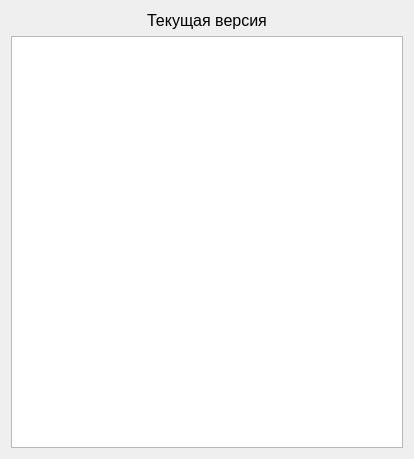
The window that src/view/changeswindow.ui (rnikbond/worktime) describes before a commit, drawn with Qt 5.
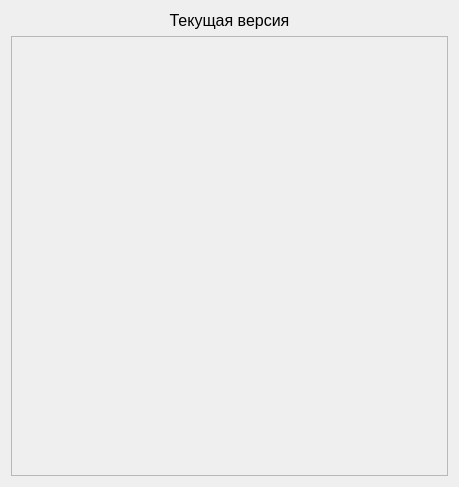
The same window after the commit.

Patch:
```diff
--- a/src/view/changeswindow.ui
+++ b/src/view/changeswindow.ui
@@ -6,8 +6,8 @@
    <rect>
     <x>0</x>
     <y>0</y>
-    <width>414</width>
-    <height>459</height>
+    <width>459</width>
+    <height>487</height>
    </rect>
   </property>
   <property name="windowTitle">
@@ -30,10 +30,23 @@
     </widget>
    </item>
    <item>
-    <widget class="QTextEdit" name="ChangesInfo">
-     <property name="readOnly">
+    <widget class="QScrollArea" name="ScrollViewInfo">
+     <property name="verticalScrollBarPolicy">
+      <enum>Qt::ScrollBarAsNeeded</enum>
+     </property>
+     <property name="widgetResizable">
       <bool>true</bool>
      </property>
+     <widget class="QWidget" name="scrollAreaWidgetContents">
+      <property name="geometry">
+       <rect>
+        <x>0</x>
+        <y>0</y>
+        <width>435</width>
+        <height>432</height>
+       </rect>
+      </property>
+     </widget>
     </widget>
    </item>
   </layout>
```
Left out of the diff: 3 changed lines with no effect on the pictures.
